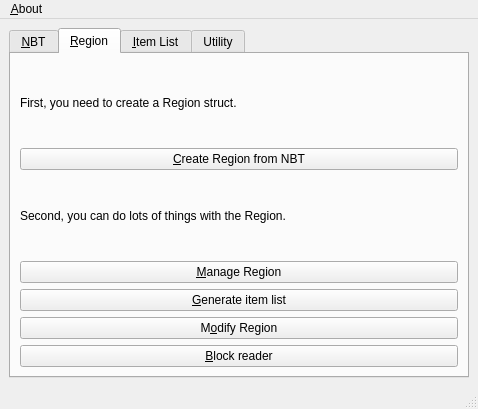
The window that src/qt/mainwindow.ui (DreamHelium/dhlrc) describes before a commit, drawn with Qt 5.
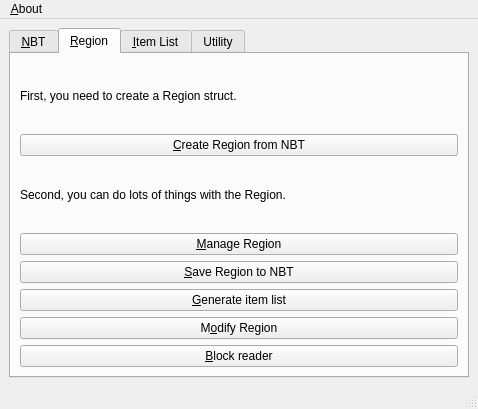
The same window after the commit. The open tabs and pages were chosen to show the change.

```diff
--- a/src/qt/mainwindow.ui
+++ b/src/qt/mainwindow.ui
@@ -94,6 +94,13 @@
             </property>
            </widget>
           </item>
+          <item>
+           <widget class="QPushButton" name="saveBtn">
+            <property name="text">
+             <string>&amp;Save Region to NBT</string>
+            </property>
+           </widget>
+          </item>
           <item>
            <widget class="QPushButton" name="generateBtn">
             <property name="text">
```
